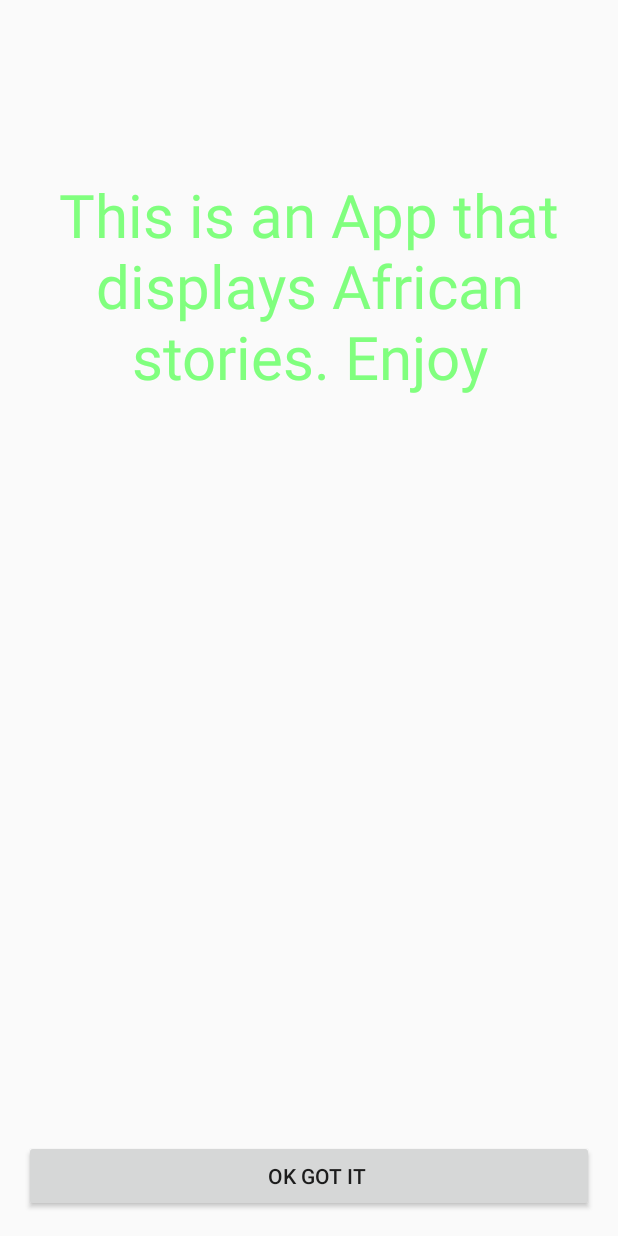
After one commit to kyaloj-zz/android-stories-app, an Android app: the layout mainactivity.xml on its own in the app's theme, with its tools: preview values and no code run, on a phone screen of 412 x 824 dp. The commit adds this screen. Run offline under Robolectric (Android 15) with nearby library versions, the phone set to English and light mode, and no system bars.

Commit message:
added info page with a button

```diff
--- a/app/src/main/AndroidManifest.xml
+++ b/app/src/main/AndroidManifest.xml
@@ -10,7 +10,6 @@
         <activity
             android:name=".RecyclerViewActivity"
             android:label="@string/app_name" >
-
         </activity>
         <activity
             android:name=".Splash"
@@ -21,6 +20,10 @@
                 <category android:name="android.intent.category.LAUNCHER" />
             </intent-filter>
         </activity>
+        <activity
+            android:name=".Main"
+            android:label="@string/title_activity_main" >
+        </activity>
     </application>
 
 </manifest>
--- /dev/null
+++ b/app/src/main/res/layout/mainactivity.xml
@@ -0,0 +1,27 @@
+<RelativeLayout xmlns:android="http://schemas.android.com/apk/res/android"
+    xmlns:tools="http://schemas.android.com/tools" android:layout_width="match_parent"
+    android:layout_height="match_parent" android:paddingLeft="@dimen/activity_horizontal_margin"
+    android:paddingRight="@dimen/activity_horizontal_margin"
+    android:paddingTop="@dimen/activity_vertical_margin"
+    android:paddingBottom="@dimen/activity_vertical_margin"
+    tools:context="com.fragments.justus.stories.Main">
+
+    <TextView android:text="@string/hello_world" android:layout_width="wrap_content"
+        android:layout_height="wrap_content"
+        android:textSize="40sp"
+        android:gravity="center"
+        android:layout_marginTop="100dp"
+        android:textColor="#db6bff69"
+        android:id="@+id/textView5" />
+
+    <Button
+        android:layout_width="fill_parent"
+        android:layout_height="wrap_content"
+        android:paddingRight="2dp"
+        android:text="Ok Got It"
+        android:id="@+id/button"
+        android:layout_alignParentBottom="true"
+        android:layout_alignRight="@+id/textView5"
+        android:layout_alignEnd="@+id/textView5" />
+
+</RelativeLayout>
--- a/app/src/main/res/menu/menu_main.xml
+++ b/app/src/main/res/menu/menu_main.xml
@@ -1,6 +1,7 @@
 <menu xmlns:android="http://schemas.android.com/apk/res/android"
     xmlns:app="http://schemas.android.com/apk/res-auto"
-    xmlns:tools="http://schemas.android.com/tools" tools:context=".Main">
+    xmlns:tools="http://schemas.android.com/tools"
+    tools:context="com.fragments.justus.stories.Main">
     <item android:id="@+id/action_settings" android:title="@string/action_settings"
         android:orderInCategory="100" app:showAsAction="never" />
 </menu>
--- a/app/src/main/res/values/strings.xml
+++ b/app/src/main/res/values/strings.xml
@@ -1,7 +1,8 @@
 <resources>
     <string name="app_name">Stories</string>
 
-    <string name="hello_world">Hello world!</string>
+    <string name="hello_world">This is an App that displays African stories. Enjoy</string>
     <string name="action_settings">Settings</string>
     <string name="title_activity_splash">AfricanStory</string>
+    <string name="title_activity_main">Main</string>
 </resources>
```
Also changed, not shown: app/src/main/java/com/fragments/justus/stories/Main.java (+27 -91 lines), app/src/main/java/com/fragments/justus/stories/Splash.java (+1 -1 lines), app/src/main/res/layout/splash.xml (+4 -4 lines).
